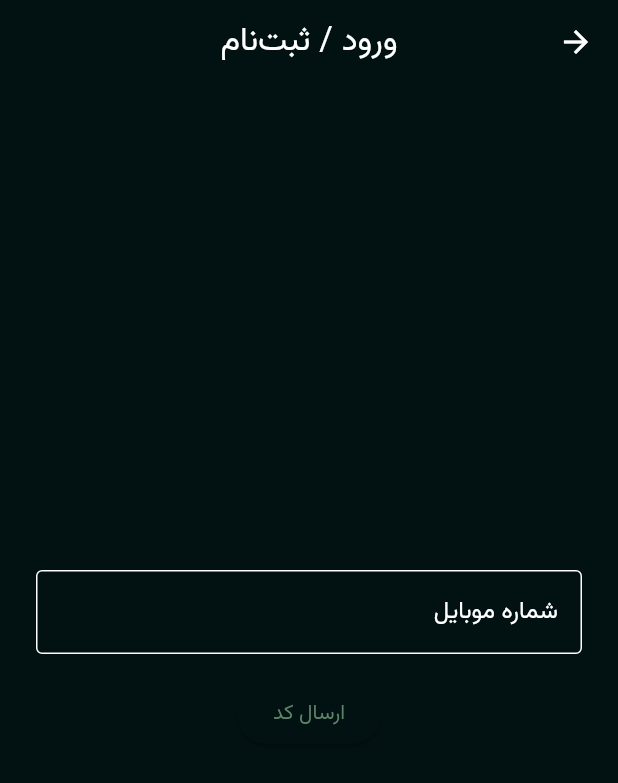
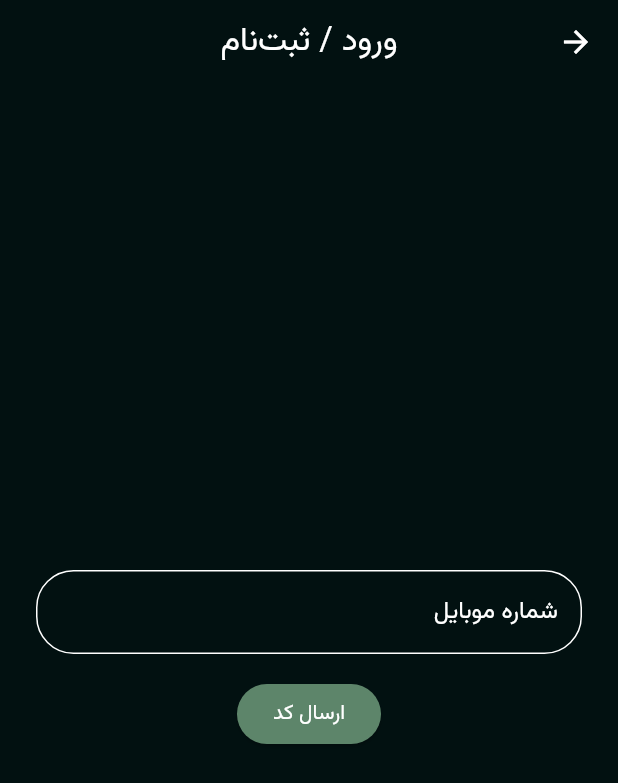
Before and after one commit to mohsenemx/aiapp, a Flutter app: the LoginPage screen opened directly, on a phone screen of 412 x 824 dp. Shown: the top 783 px of the screen. Run offline on Flutter 3.47's test engine with Material 3 defaults, Android fonts, the phone set to English and light mode, and no system bars; our stand-ins replace hive_flutter, image_picker; accounts and stored records are empty; network calls fail; statements that could not run were skipped.

Commit message:
many small fixes

```diff
--- a/lib/login_page.dart
+++ b/lib/login_page.dart
@@ -110,14 +110,21 @@ class _LoginPageState extends State<LoginPage> {
               TextField(
                 controller: _phoneCtrl,
                 keyboardType: TextInputType.phone,
-                decoration: const InputDecoration(
+                decoration: InputDecoration(
                   labelText: 'شماره موبایل',
                   hintText: '+989123456789',
-                  border: OutlineInputBorder(),
+                  border: OutlineInputBorder(
+                    borderRadius: BorderRadius.circular(25),
+                  ),
                 ),
               ),
               const SizedBox(height: 16),
               ElevatedButton(
+                style: ButtonStyle(
+                  backgroundColor: WidgetStatePropertyAll(
+                    Theme.of(context).colorScheme.primary,
+                  ),
+                ),
                 onPressed: _loading ? null : _sendOtp,
                 child:
                     _loading
@@ -126,7 +133,10 @@ class _LoginPageState extends State<LoginPage> {
                           height: 20,
                           child: CircularProgressIndicator(strokeWidth: 2),
                         )
-                        : const Text('ارسال کد'),
+                        : const Text(
+                          'ارسال کد',
+                          style: TextStyle(color: Colors.white),
+                        ),
               ),
             ] else ...[
               TextField(
```
Also changed, not shown: lib/chat_page.dart (+9 -3 lines), lib/home_page.dart (+6 -3 lines), lib/services/api_service.dart (+28 -6 lines), lib/widgets/message_input.dart (+13 -3 lines), 2 other files.
